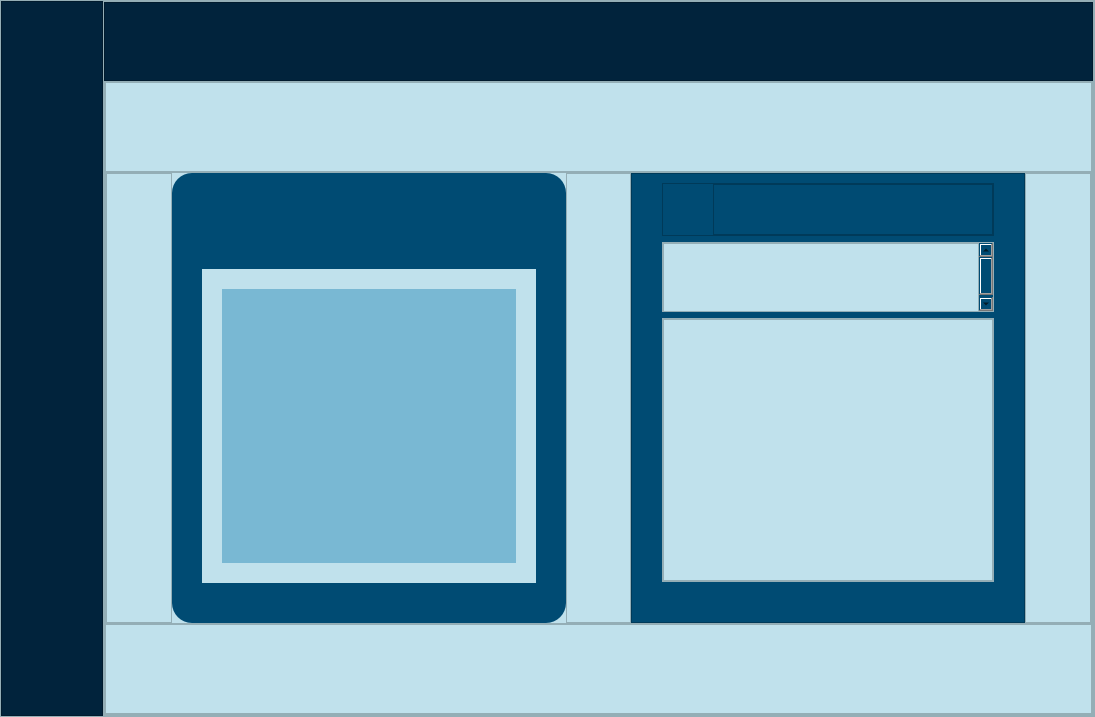
Old version of the form src/resources/interface/Pagina_Chat.ui in the repository Yosoyepa/MyUnApp.
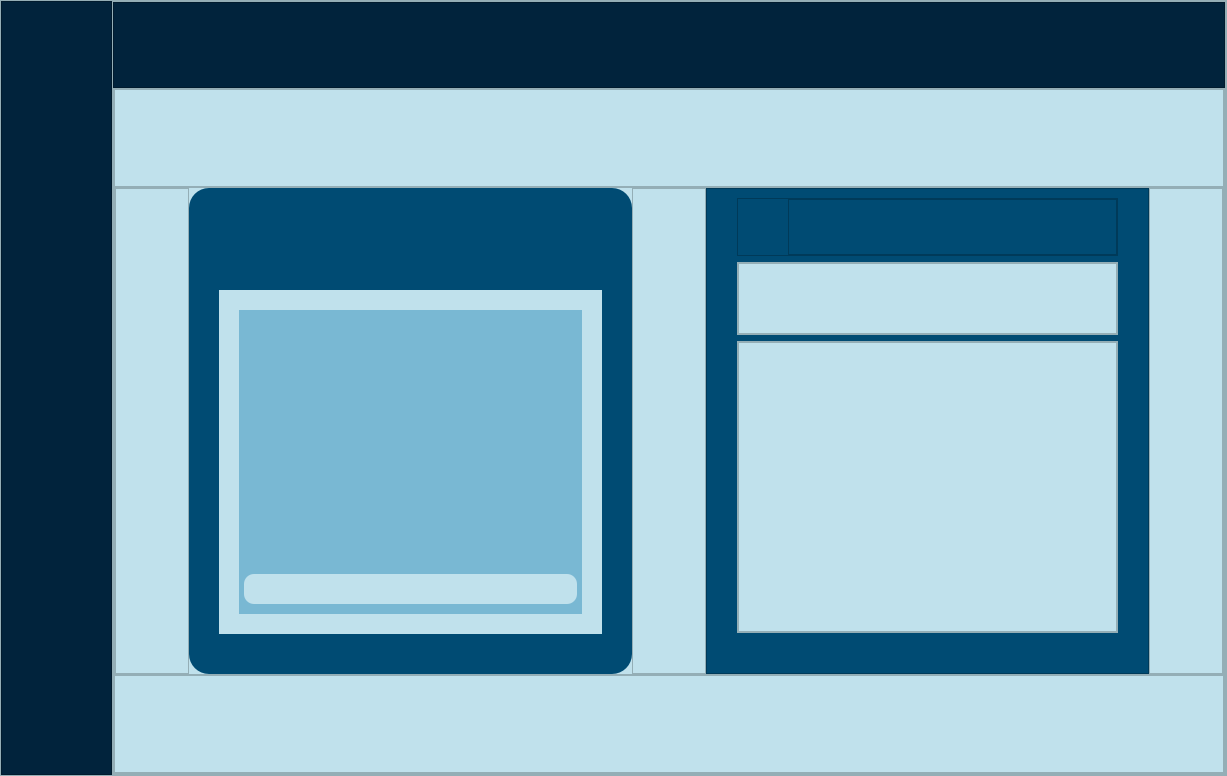
New version of the form. Icons and pictures are not drawn.

Commit message: Cambios en la ejecucion para consultar los mensajes del grupo

Diff of the .ui file:
```diff
--- a/src/resources/interface/Pagina_Chat.ui
+++ b/src/resources/interface/Pagina_Chat.ui
@@ -6,8 +6,8 @@
    <rect>
     <x>0</x>
     <y>0</y>
-    <width>1095</width>
-    <height>717</height>
+    <width>1227</width>
+    <height>776</height>
    </rect>
   </property>
   <property name="windowTitle">
@@ -466,13 +466,52 @@
                           <rect>
                            <x>0</x>
                            <y>0</y>
-                           <width>294</width>
-                           <height>274</height>
+                           <width>343</width>
+                           <height>304</height>
                           </rect>
                          </property>
                          <property name="styleSheet">
                           <string notr="true">background-color: rgb(121, 184, 211);</string>
                          </property>
+                         <layout class="QVBoxLayout" name="verticalLayout_10" stretch="1,8">
+                          <property name="spacing">
+                           <number>5</number>
+                          </property>
+                          <property name="leftMargin">
+                           <number>5</number>
+                          </property>
+                          <property name="topMargin">
+                           <number>5</number>
+                          </property>
+                          <property name="rightMargin">
+                           <number>5</number>
+                          </property>
+                          <property name="bottomMargin">
+                           <number>10</number>
+                          </property>
+                          <item>
+                           <widget class="QWidget" name="widget_chat" native="true"/>
+                          </item>
+                          <item>
+                           <widget class="QLineEdit" name="line_text_chat">
+                            <property name="minimumSize">
+                             <size>
+                              <width>0</width>
+                              <height>30</height>
+                             </size>
+                            </property>
+                            <property name="styleSheet">
+                             <string notr="true">
+background-color: rgb(192, 225, 236);
+
+border-radius: 10px </string>
+                            </property>
+                            <property name="text">
+                             <string/>
+                            </property>
+                           </widget>
+                          </item>
+                         </layout>
                         </widget>
                        </widget>
                       </item>
@@ -607,7 +646,7 @@
                        <rect>
                         <x>0</x>
                         <y>0</y>
-                        <width>313</width>
+                        <width>362</width>
                         <height>73</height>
                        </rect>
                       </property>
@@ -671,8 +710,8 @@
                        <rect>
                         <x>0</x>
                         <y>0</y>
-                        <width>330</width>
-                        <height>261</height>
+                        <width>379</width>
+                        <height>290</height>
                        </rect>
                       </property>
                       <layout class="QVBoxLayout" name="verticalLayout_8">
```
Left out of the diff: 2 changed lines with no effect on the pictures. The commit also changes 2 other files.
